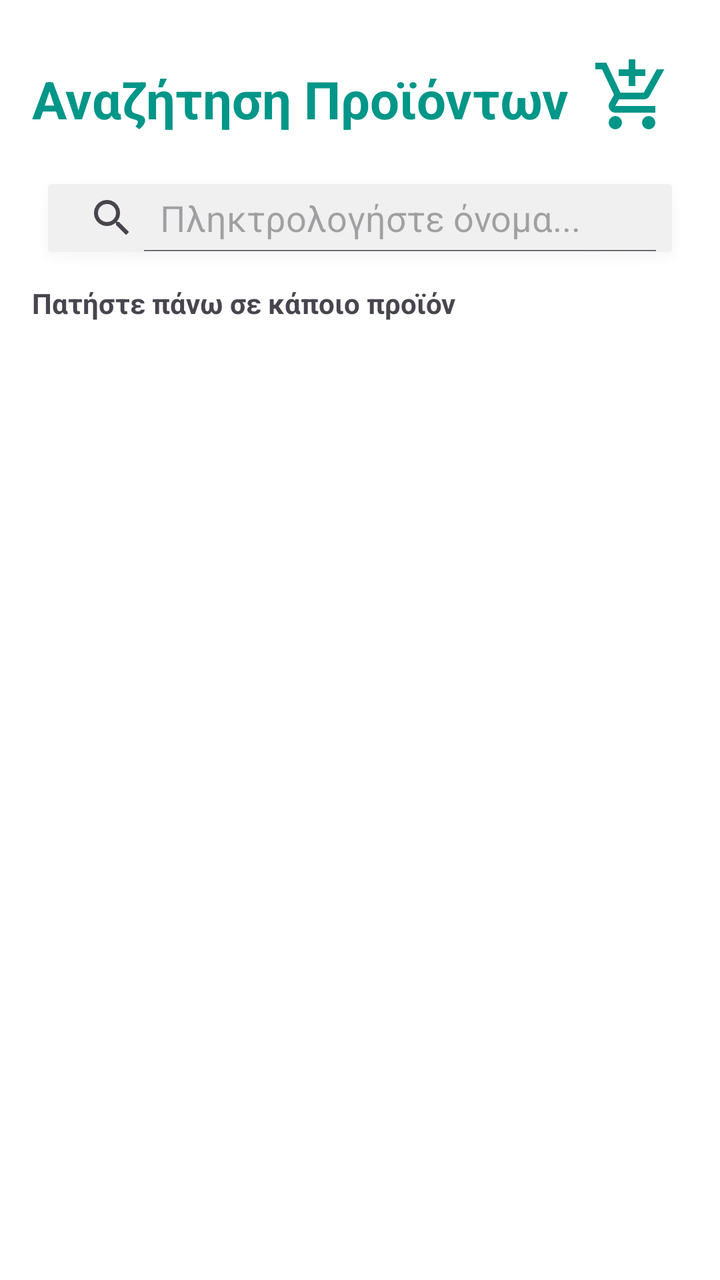
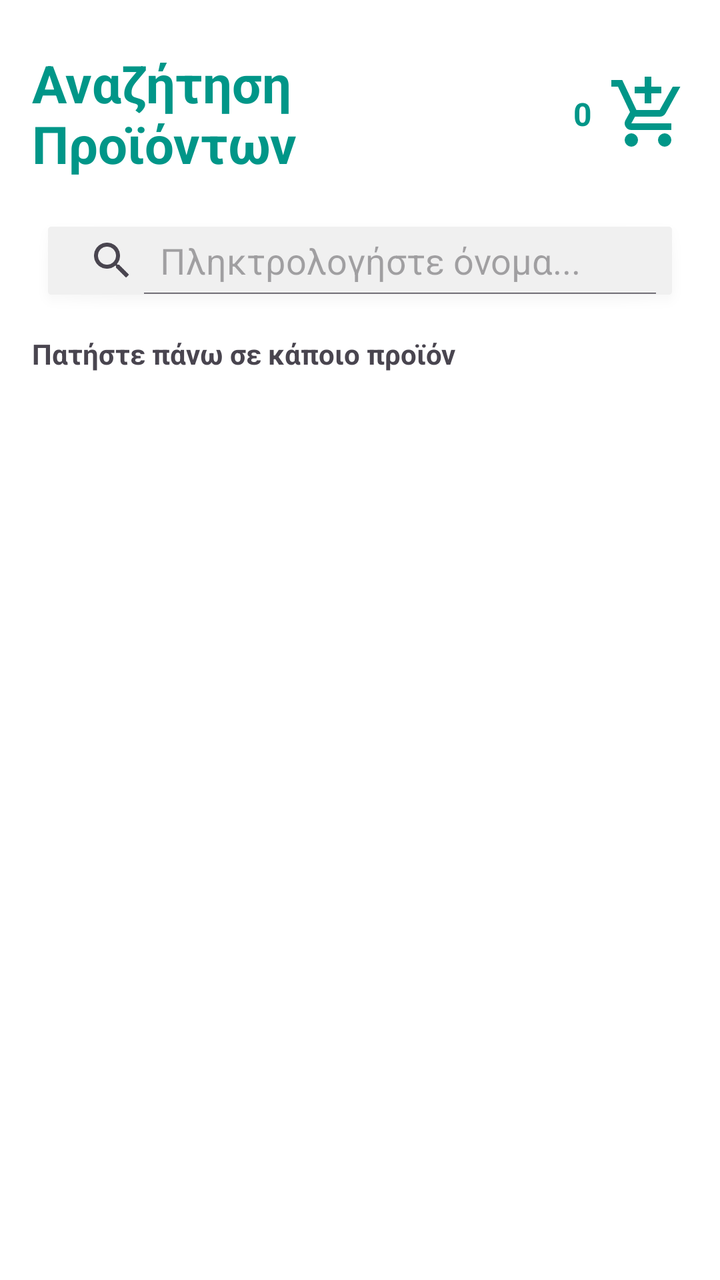

Screens rendered from an Android XML layout before and after an edit, with the pre-edit source and the edit as a unified diff.
<!-- AndroidManifest.xml: application theme Theme.Team21 -->
<!-- res/layout/activity_customer_find_product.xml -->
<?xml version="1.0" encoding="utf-8"?>
<androidx.constraintlayout.widget.ConstraintLayout
    xmlns:android="http://schemas.android.com/apk/res/android"
    xmlns:app="http://schemas.android.com/apk/res-auto"
    xmlns:tools="http://schemas.android.com/tools"
    android:id="@+id/main"
    android:layout_width="match_parent"
    android:layout_height="match_parent"
    android:background="#FFFFFF"
    android:padding="16dp"
    tools:context=".view.customer.FindProduct.CustomerFindProductActivity">

    <TextView
        android:id="@+id/txtCustomerFindProductActivityHeader"
        android:layout_width="286dp"
        android:layout_height="36dp"
        android:layout_marginTop="16dp"
        android:layout_marginEnd="8dp"
        android:text="Αναζήτηση Προϊόντων"
        android:textColor="#009688"
        android:textSize="26sp"
        android:textStyle="bold"
        app:layout_constraintBottom_toBottomOf="@+id/btnCustomerFindProductActivityShoppingCart"
        app:layout_constraintEnd_toStartOf="@+id/btnCustomerFindProductActivityShoppingCart"
        app:layout_constraintHorizontal_bias="0.0"
        app:layout_constraintStart_toStartOf="parent"
        app:layout_constraintTop_toTopOf="parent"
        app:layout_constraintVertical_bias="0.0" />

    <ImageButton
        android:id="@+id/btnCustomerFindProductActivityShoppingCart"
        android:layout_width="40dp"
        android:layout_height="40dp"
        android:layout_marginTop="12dp"
        android:layout_marginEnd="8dp"
        android:background="?attr/selectableItemBackgroundBorderless"
        android:contentDescription="Καλάθι Αγορών"
        android:scaleType="fitCenter"
        android:src="@drawable/outline_add_shopping_cart_24"
        app:layout_constraintEnd_toEndOf="parent"
        app:layout_constraintTop_toTopOf="parent"
        app:tint="#009688" />

    <SearchView
        android:id="@+id/searchCustomerFindProductActivity"
        android:layout_width="0dp"
        android:layout_height="50dp"
        android:layout_marginTop="16dp"
        android:background="@drawable/abc_popup_background_mtrl_mult"
        android:backgroundTint="#F0F0F0"
        android:iconifiedByDefault="false"
        android:queryHint="Πληκτρολογήστε όνομα..."
        app:layout_constraintEnd_toEndOf="parent"
        app:layout_constraintStart_toStartOf="parent"
        app:layout_constraintTop_toBottomOf="@id/txtCustomerFindProductActivityHeader" >

    </SearchView>

    <TextView
        android:id="@+id/txtCustomerFindProductActivityText"
        android:layout_width="wrap_content"
        android:layout_height="wrap_content"
        android:layout_marginTop="8dp"
        android:text="Πατήστε πάνω σε κάποιο προϊόν"
        android:textStyle="bold"
        app:layout_constraintStart_toStartOf="parent"
        app:layout_constraintTop_toBottomOf="@+id/searchCustomerFindProductActivity" />

    <ListView
        android:id="@+id/ViewlistCustomerFindProductActivity"
        android:layout_width="0dp"
        android:layout_height="0dp"
        android:layout_marginTop="4dp"
        android:divider="#DDDDDD"
        android:dividerHeight="1dp"
        app:layout_constraintBottom_toBottomOf="parent"
        app:layout_constraintEnd_toEndOf="parent"
        app:layout_constraintHorizontal_bias="0.0"
        app:layout_constraintStart_toStartOf="parent"
        app:layout_constraintTop_toBottomOf="@+id/txtCustomerFindProductActivityText"
        app:layout_constraintVertical_bias="1.0" />

    <TextView
        android:id="@+id/txtCustomerFindProductActivityShoppingCartQuantity"
        android:layout_width="33dp"
        android:layout_height="24dp"
        android:text="0"
        android:textAlignment="center"
        android:textColor="#009688"
        android:textStyle="bold"
        app:layout_constraintBottom_toBottomOf="@+id/btnCustomerFindProductActivityShoppingCart"
        app:layout_constraintEnd_toStartOf="@+id/btnCustomerFindProductActivityShoppingCart"
        app:layout_constraintStart_toEndOf="@+id/txtCustomerFindProductActivityHeader"
        app:layout_constraintTop_toTopOf="@+id/btnCustomerFindProductActivityShoppingCart" />


</androidx.constraintlayout.widget.ConstraintLayout>
<!-- resources referenced by this layout -->
<resources>
  <!-- drawable outline_add_shopping_cart_24 (drawable) -->
  <vector xmlns:android="http://schemas.android.com/apk/res/android" android:height="24dp" android:tint="#FFFFFF" android:viewportHeight="960" android:viewportWidth="960" android:width="24dp">
        
      <path android:fillColor="@android:color/white" android:pathData="M440,360L440,240L320,240L320,160L440,160L440,40L520,40L520,160L640,160L640,240L520,240L520,360L440,360ZM280,880Q247,880 223.5,856.5Q200,833 200,800Q200,767 223.5,743.5Q247,720 280,720Q313,720 336.5,743.5Q360,767 360,800Q360,833 336.5,856.5Q313,880 280,880ZM680,880Q647,880 623.5,856.5Q600,833 600,800Q600,767 623.5,743.5Q647,720 680,720Q713,720 736.5,743.5Q760,767 760,800Q760,833 736.5,856.5Q713,880 680,880ZM40,160L40,80L171,80L341,440L621,440Q621,440 621,440Q621,440 621,440L777,160L868,160L692,478Q681,498 662.5,509Q644,520 622,520L324,520L280,600Q280,600 280,600Q280,600 280,600L760,600L760,680L280,680Q235,680 211.5,641Q188,602 210,562L264,464L120,160L40,160Z"/>
      
  </vector>
  <style name="Theme.Team21" parent="Base.Theme.Team21" />
  <style name="Base.Theme.Team21" parent="Theme.Material3.DayNight.NoActionBar">
  
          
          <item name="android:windowBackground">@color/bg_light</item>
          <item name="colorSurface">@color/card_light</item>
          <item name="colorSurfaceVariant">@color/input_bg_light</item>
  
          
          <item name="colorOnSurface">@color/text_dark</item>
          <item name="colorOnSurfaceVariant">@color/text_muted_light</item>
  
          <item name="colorOnPrimary">@color/white</item>
  
          
          <item name="colorPrimary">@color/eshop_primary</item>
          <item name="colorSecondary">@color/eshop_accent</item>
  
          <item name="colorError">@color/error_red_light</item>
  
          
          <item name="android:statusBarColor">@color/bg_light</item>
          <item name="android:windowLightStatusBar">true</item>
  
          
          <item name="colorFilterActive">@color/filter_active_light</item>
          <item name="colorFilterUnselected">@color/filter_bg_unselected_light</item>
  
          
          <item name="colorMenuButton">@color/teal_menu_light</item>
      </style>
  <color name="bg_light">#F5F5F5</color>
  <color name="card_light">#FFFFFF</color>
  <color name="input_bg_light">#EBEBEB</color>
  <color name="text_dark">#212121</color>
  <color name="text_muted_light">#757575</color>
  <color name="white">#FFFFFFFF</color>
  <color name="eshop_primary">#2962FF</color>
  <color name="eshop_accent">#FF6D00</color>
  <color name="error_red_light">#D32F2F</color>
  <color name="filter_active_light">#2962FF</color>
  <color name="filter_bg_unselected_light">#E0E0E0</color>
  <color name="teal_menu_light">#009688</color>
</resources>

<!-- the commit's change to res/layout/activity_customer_find_product.xml (unified diff, before → after) -->
@@ -12,33 +12,43 @@
 
     <TextView
         android:id="@+id/txtCustomerFindProductActivityHeader"
-        android:layout_width="286dp"
-        android:layout_height="36dp"
-        android:layout_marginTop="16dp"
+        android:layout_width="0dp"
+        android:layout_height="wrap_content"
+        android:layout_marginTop="8dp"
         android:layout_marginEnd="8dp"
         android:text="Αναζήτηση Προϊόντων"
         android:textColor="#009688"
         android:textSize="26sp"
         android:textStyle="bold"
+        app:layout_constraintEnd_toStartOf="@+id/txtCustomerFindProductActivityShoppingCartQuantity"
+        app:layout_constraintStart_toStartOf="parent"
+        app:layout_constraintTop_toTopOf="parent" />
+
+    <TextView
+        android:id="@+id/txtCustomerFindProductActivityShoppingCartQuantity"
+        android:layout_width="wrap_content"
+        android:layout_height="wrap_content"
+        android:layout_marginEnd="8dp"
+        android:text="0"
+        android:textAlignment="center"
+        android:textColor="#009688"
+        android:textSize="16sp"
+        android:textStyle="bold"
         app:layout_constraintBottom_toBottomOf="@+id/btnCustomerFindProductActivityShoppingCart"
         app:layout_constraintEnd_toStartOf="@+id/btnCustomerFindProductActivityShoppingCart"
-        app:layout_constraintHorizontal_bias="0.0"
-        app:layout_constraintStart_toStartOf="parent"
-        app:layout_constraintTop_toTopOf="parent"
-        app:layout_constraintVertical_bias="0.0" />
+        app:layout_constraintTop_toTopOf="@+id/btnCustomerFindProductActivityShoppingCart" />
 
     <ImageButton
         android:id="@+id/btnCustomerFindProductActivityShoppingCart"
         android:layout_width="40dp"
         android:layout_height="40dp"
-        android:layout_marginTop="12dp"
-        android:layout_marginEnd="8dp"
         android:background="?attr/selectableItemBackgroundBorderless"
         android:contentDescription="Καλάθι Αγορών"
         android:scaleType="fitCenter"
         android:src="@drawable/outline_add_shopping_cart_24"
+        app:layout_constraintBottom_toBottomOf="@+id/txtCustomerFindProductActivityHeader"
         app:layout_constraintEnd_toEndOf="parent"
-        app:layout_constraintTop_toTopOf="parent"
+        app:layout_constraintTop_toTopOf="@+id/txtCustomerFindProductActivityHeader"
         app:tint="#009688" />
 
     <SearchView
@@ -52,46 +62,26 @@
         android:queryHint="Πληκτρολογήστε όνομα..."
         app:layout_constraintEnd_toEndOf="parent"
         app:layout_constraintStart_toStartOf="parent"
-        app:layout_constraintTop_toBottomOf="@id/txtCustomerFindProductActivityHeader" >
-
-    </SearchView>
+        app:layout_constraintTop_toBottomOf="@id/txtCustomerFindProductActivityHeader" />
 
     <TextView
         android:id="@+id/txtCustomerFindProductActivityText"
         android:layout_width="wrap_content"
         android:layout_height="wrap_content"
-        android:layout_marginTop="8dp"
+        android:layout_marginTop="12dp"
         android:text="Πατήστε πάνω σε κάποιο προϊόν"
         android:textStyle="bold"
         app:layout_constraintStart_toStartOf="parent"
         app:layout_constraintTop_toBottomOf="@+id/searchCustomerFindProductActivity" />
 
-    <ListView
-        android:id="@+id/ViewlistCustomerFindProductActivity"
+    <androidx.recyclerview.widget.RecyclerView
+        android:id="@+id/recyclerCustomerFindProductActivity"
         android:layout_width="0dp"
         android:layout_height="0dp"
-        android:layout_marginTop="4dp"
-        android:divider="#DDDDDD"
-        android:dividerHeight="1dp"
+        android:layout_marginTop="8dp"
         app:layout_constraintBottom_toBottomOf="parent"
         app:layout_constraintEnd_toEndOf="parent"
-        app:layout_constraintHorizontal_bias="0.0"
         app:layout_constraintStart_toStartOf="parent"
-        app:layout_constraintTop_toBottomOf="@+id/txtCustomerFindProductActivityText"
-        app:layout_constraintVertical_bias="1.0" />
-
-    <TextView
-        android:id="@+id/txtCustomerFindProductActivityShoppingCartQuantity"
-        android:layout_width="33dp"
-        android:layout_height="24dp"
-        android:text="0"
-        android:textAlignment="center"
-        android:textColor="#009688"
-        android:textStyle="bold"
-        app:layout_constraintBottom_toBottomOf="@+id/btnCustomerFindProductActivityShoppingCart"
-        app:layout_constraintEnd_toStartOf="@+id/btnCustomerFindProductActivityShoppingCart"
-        app:layout_constraintStart_toEndOf="@+id/txtCustomerFindProductActivityHeader"
-        app:layout_constraintTop_toTopOf="@+id/btnCustomerFindProductActivityShoppingCart" />
-
+        app:layout_constraintTop_toBottomOf="@+id/txtCustomerFindProductActivityText" />
 
 </androidx.constraintlayout.widget.ConstraintLayout>
